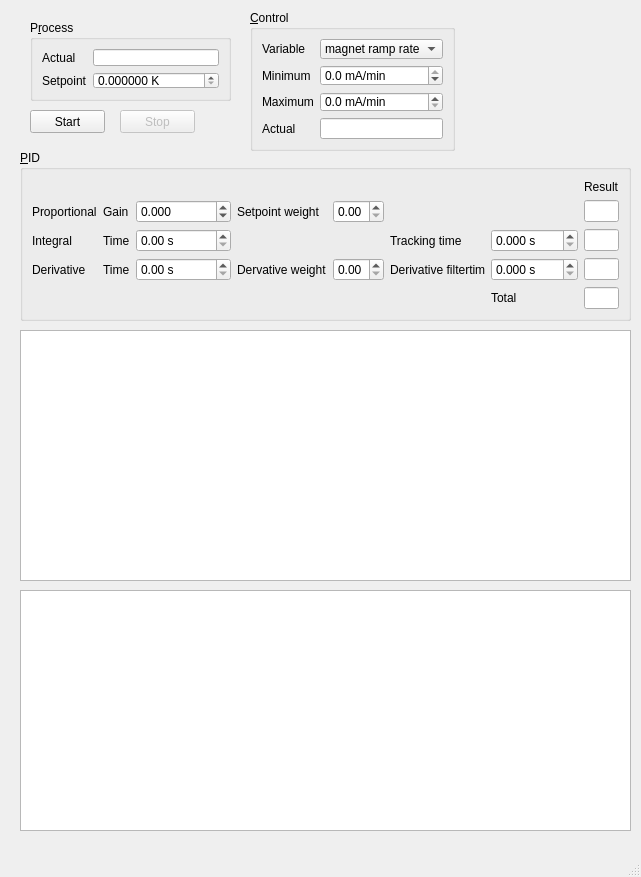
Before: the Qt Designer form AdrTemperatureControl2Ui.ui in AvirupRoy/research, drawn with Qt 5.
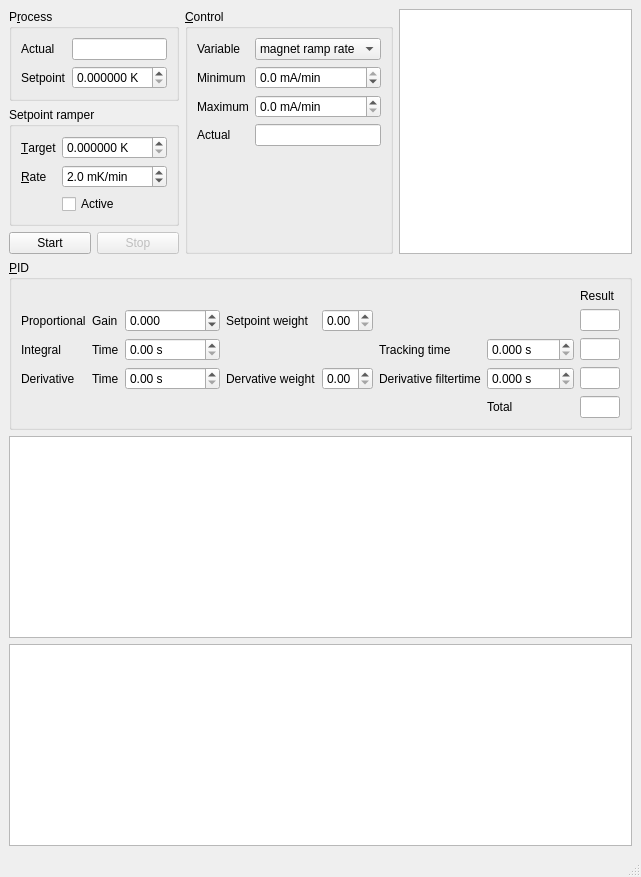
After: the same form once the commit is applied. Custom widgets are drawn as their Qt base class.

Commit message: AdrTemperatureControlPid now has a ZmqRequestReply interface

Patch:
```diff
--- a/AdrTemperatureControl2Ui.ui
+++ b/AdrTemperatureControl2Ui.ui
@@ -14,15 +14,301 @@
    <string>ADR Temperature Control</string>
   </property>
   <widget class="QWidget" name="centralwidget">
+   <layout class="QHBoxLayout" name="horizontalLayout_6">
+    <item>
+     <layout class="QVBoxLayout" name="verticalLayout_2">
+      <item>
+       <layout class="QHBoxLayout" name="horizontalLayout_5">
+        <item>
+         <layout class="QVBoxLayout" name="verticalLayout">
+          <item>
+           <widget class="QGroupBox" name="groupBox_2">
+            <property name="title">
+             <string>P&amp;rocess</string>
+            </property>
+            <layout class="QHBoxLayout" name="horizontalLayout">
+             <item>
+              <layout class="QFormLayout" name="formLayout">
+               <item row="0" column="0">
+                <widget class="QLabel" name="label_2">
+                 <property name="text">
+                  <string>Actual</string>
+                 </property>
+                </widget>
+               </item>
+               <item row="0" column="1">
+                <widget class="TemperatureIndicator" name="pvIndicator"/>
+               </item>
+               <item row="1" column="0">
+                <widget class="QLabel" name="label">
+                 <property name="text">
+                  <string>Setpoint</string>
+                 </property>
+                 <property name="buddy">
+                  <cstring>setpointSb</cstring>
+                 </property>
+                </widget>
+               </item>
+               <item row="1" column="1">
+                <widget class="QDoubleSpinBox" name="setpointSb">
+                 <property name="accelerated">
+                  <bool>true</bool>
+                 </property>
+                 <property name="keyboardTracking">
+                  <bool>false</bool>
+                 </property>
+                 <property name="suffix">
+                  <string> K</string>
+                 </property>
+                 <property name="decimals">
+                  <number>6</number>
+                 </property>
+                 <property name="maximum">
+                  <double>10.000000000000000</double>
+                 </property>
+                 <property name="singleStep">
+                  <double>0.000001000000000</double>
+                 </property>
+                 <property name="value">
+                  <double>0.000000000000000</double>
+                 </property>
+                </widget>
+               </item>
+              </layout>
+             </item>
+            </layout>
+           </widget>
+          </item>
+          <item>
+           <widget class="QGroupBox" name="groupBox_4">
+            <property name="title">
+             <string>Setpoint ramper</string>
+            </property>
+            <layout class="QVBoxLayout" name="verticalLayout_3">
+             <item>
+              <layout class="QFormLayout" name="formLayout_3">
+               <item row="0" column="0">
+                <widget class="QLabel" name="label_10">
+                 <property name="text">
+                  <string>&amp;Target</string>
+                 </property>
+                 <property name="buddy">
+                  <cstring>rampTargetSb</cstring>
+                 </property>
+                </widget>
+               </item>
+               <item row="0" column="1">
+                <widget class="QDoubleSpinBox" name="rampTargetSb">
+                 <property name="accelerated">
+                  <bool>true</bool>
+                 </property>
+                 <property name="keyboardTracking">
+                  <bool>false</bool>
+                 </property>
+                 <property name="suffix">
+                  <string> K</string>
+                 </property>
+                 <property name="decimals">
+                  <number>6</number>
+                 </property>
+                 <property name="maximum">
+                  <double>10.000000000000000</double>
+                 </property>
+                 <property name="singleStep">
+                  <double>0.000001000000000</double>
+                 </property>
+                 <property name="value">
+                  <double>0.000000000000000</double>
+                 </property>
+                </widget>
+               </item>
+               <item row="1" column="0">
+                <widget class="QLabel" name="label_20">
+                 <property name="text">
+                  <string>&amp;Rate</string>
+                 </property>
+                 <property name="buddy">
+                  <cstring>rampRateSb</cstring>
+                 </property>
+                </widget>
+               </item>
+               <item row="1" column="1">
+                <widget class="QDoubleSpinBox" name="rampRateSb">
+                 <property name="accelerated">
+                  <bool>true</bool>
+                 </property>
+                 <property name="keyboardTracking">
+                  <bool>false</bool>
+                 </property>
+                 <property name="suffix">
+                  <string> mK/min</string>
+                 </property>
+                 <property name="decimals">
+                  <number>1</number>
+                 </property>
+                 <property name="minimum">
+                  <double>-500.000000000000000</double>
+                 </property>
+                 <property name="maximum">
+                  <double>500.000000000000000</double>
+                 </property>
+                 <property name="singleStep">
+                  <double>0.100000000000000</double>
+                 </property>
+                 <property name="value">
+                  <double>2.000000000000000</double>
+                 </property>
+                </widget>
+               </item>
+               <item row="2" column="1">
+                <widget class="QCheckBox" name="rampEnableCb">
+                 <property name="text">
+                  <string>Active</string>
+                 </property>
+                </widget>
+               </item>
+              </layout>
+             </item>
+            </layout>
+           </widget>
+          </item>
+          <item>
+           <layout class="QHBoxLayout" name="horizontalLayout_4">
+            <item>
+             <widget class="QPushButton" name="startPb">
+              <property name="text">
+               <string>Start</string>
+              </property>
+             </widget>
+            </item>
+            <item>
+             <widget class="QPushButton" name="stopPb">
+              <property name="enabled">
+               <bool>false</bool>
+              </property>
+              <property name="text">
+               <string>Stop</string>
+              </property>
+             </widget>
+            </item>
+           </layout>
+          </item>
+         </layout>
+        </item>
+        <item>
+         <widget class="QGroupBox" name="groupBox_3">
+          <property name="title">
+           <string>&amp;Control</string>
+          </property>
+          <layout class="QHBoxLayout" name="horizontalLayout_2">
+           <item>
+            <layout class="QFormLayout" name="formLayout_2">
+             <property name="fieldGrowthPolicy">
+              <enum>QFormLayout::AllNonFixedFieldsGrow</enum>
+             </property>
+             <item row="0" column="0">
+              <widget class="QLabel" name="label_7">
+               <property name="text">
+                <string>Variable</string>
+               </property>
+              </widget>
+             </item>
+             <item row="0" column="1">
+              <widget class="QComboBox" name="controlVariableCombo">
+               <item>
+                <property name="text">
+                 <string>magnet ramp rate</string>
+                </property>
+               </item>
+              </widget>
+             </item>
+             <item row="1" column="0">
+              <widget class="QLabel" name="label_6">
+               <property name="text">
+                <string>Minimum</string>
+               </property>
+              </widget>
+             </item>
+             <item row="1" column="1">
+              <widget class="QDoubleSpinBox" name="controlMinSb">
+               <property name="accelerated">
+                <bool>true</bool>
+               </property>
+               <property name="keyboardTracking">
+                <bool>false</bool>
+               </property>
+               <property name="suffix">
+                <string> mA/min</string>
+               </property>
+               <property name="decimals">
+                <number>1</number>
+               </property>
+               <property name="minimum">
+                <double>-500.000000000000000</double>
+               </property>
+               <property name="maximum">
+                <double>0.000000000000000</double>
+               </property>
+               <property name="singleStep">
+                <double>0.100000000000000</double>
+               </property>
+              </widget>
+             </item>
+             <item row="2" column="0">
+              <widget class="QLabel" name="label_8">
+               <property name="text">
+                <string>Maximum</string>
+               </property>
+              </widget>
+             </item>
+             <item row="2" column="1">
+              <widget class="QDoubleSpinBox" name="controlMaxSb">
+               <property name="accelerated">
+                <bool>false</bool>
+               </property>
+               <property name="keyboardTracking">
+                <bool>false</bool>
+               </property>
+               <property name="suffix">
+                <string> mA/min</string>
+               </property>
+               <property name="decimals">
+                <number>1</number>
+               </property>
+               <property name="maximum">
+                <double>500.000000000000000</double>
+               </property>
+               <property name="singleStep">
+                <double>0.100000000000000</double>
+               </property>
+              </widget>
+             </item>
+             <item row="3" column="0">
+              <widget class="QLabel" name="label_9">
+               <property name="text">
+                <string>Actual</string>
+               </property>
+              </widget>
+             </item>
+             <item row="3" column="1">
+              <widget class="FloatIndicator" name="controlIndicator"/>
+             </item>
+            </layout>
+           </item>
+          </layout>
+         </widget>
+        </item>
+        <item>
+         <widget class="QTextEdit" name="errorTextEdit">
+          <property name="readOnly">
+           <bool>true</bool>
+          </property>
+         </widget>
+        </item>
+       </layout>
+      </item>
+      <item>
    <widget class="QGroupBox" name="groupBox">
-    <property name="geometry">
-     <rect>
-      <x>20</x>
-      <y>150</y>
-      <width>611</width>
-      <height>171</height>
-     </rect>
-    </property>
     <property name="title">
      <string>&amp;PID</string>
     </property>
@@ -260,228 +546,16 @@
      </item>
     </layout>
    </widget>
-   <widget class="PlotWidget" name="pidPlot">
-    <property name="geometry">
-     <rect>
-      <x>20</x>
-      <y>330</y>
-      <width>611</width>
-      <height>251</height>
-     </rect>
-    </property>
-   </widget>
-   <widget class="PlotWidget" name="pvPlot">
-    <property name="geometry">
-     <rect>
-      <x>20</x>
-      <y>590</y>
-      <width>611</width>
-      <height>241</height>
-     </rect>
-    </property>
-   </widget>
-   <widget class="QPushButton" name="startPb">
-    <property name="geometry">
-     <rect>
-      <x>30</x>
-      <y>110</y>
-      <width>75</width>
-      <height>23</height>
-     </rect>
-    </property>
-    <property name="text">
-     <string>Start</string>
-    </property>
-   </widget>
-   <widget class="QPushButton" name="stopPb">
-    <property name="enabled">
-     <bool>false</bool>
-    </property>
-    <property name="geometry">
-     <rect>
-      <x>120</x>
-      <y>110</y>
-      <width>75</width>
-      <height>23</height>
-     </rect>
-    </property>
-    <property name="text">
-     <string>Stop</string>
-    </property>
-   </widget>
-   <widget class="QGroupBox" name="groupBox_2">
-    <property name="geometry">
-     <rect>
-      <x>30</x>
-      <y>20</y>
-      <width>201</width>
-      <height>81</height>
-     </rect>
-    </property>
-    <property name="title">
-     <string>P&amp;rocess</string>
-    </property>
-    <layout class="QHBoxLayout" name="horizontalLayout">
-     <item>
-      <layout class="QFormLayout" name="formLayout">
-       <item row="0" column="0">
-        <widget class="QLabel" name="label_2">
-         <property name="text">
-          <string>Actual</string>
-         </property>
-        </widget>
-       </item>
-       <item row="0" column="1">
-        <widget class="TemperatureIndicator" name="pvIndicator"/>
-       </item>
-       <item row="1" column="0">
-        <widget class="QLabel" name="label">
-         <property name="text">
-          <string>Setpoint</string>
-         </property>
-         <property name="buddy">
-          <cstring>setpointSb</cstring>
-         </property>
-        </widget>
-       </item>
-       <item row="1" column="1">
-        <widget class="QDoubleSpinBox" name="setpointSb">
-         <property name="accelerated">
-          <bool>true</bool>
-         </property>
-         <property name="keyboardTracking">
-          <bool>false</bool>
-         </property>
-         <property name="suffix">
-          <string> K</string>
-         </property>
-         <property name="decimals">
-          <number>6</number>
-         </property>
-         <property name="maximum">
-          <double>10.000000000000000</double>
-         </property>
-         <property name="singleStep">
-          <double>0.000001000000000</double>
-         </property>
-         <property name="value">
-          <double>0.000000000000000</double>
-         </property>
-        </widget>
-       </item>
-      </layout>
-     </item>
-    </layout>
-   </widget>
-   <widget class="QGroupBox" name="groupBox_3">
-    <property name="geometry">
-     <rect>
-      <x>250</x>
-      <y>10</y>
-      <width>205</width>
-      <height>141</height>
-     </rect>
-    </property>
-    <property name="title">
-     <string>&amp;Control</string>
-    </property>
-    <layout class="QHBoxLayout" name="horizontalLayout_2">
+      </item>
      <item>
-      <layout class="QFormLayout" name="formLayout_2">
-       <property name="fieldGrowthPolicy">
-        <enum>QFormLayout::AllNonFixedFieldsGrow</enum>
-       </property>
-       <item row="0" column="0">
-        <widget class="QLabel" name="label_7">
-         <property name="text">
-          <string>Variable</string>
-         </property>
-        </widget>
-       </item>
-       <item row="0" column="1">
-        <widget class="QComboBox" name="controlVariableCombo">
+       <widget class="PlotWidget" name="pidPlot"/>
+      </item>
          <item>
-          <property name="text">
-           <string>magnet ramp rate</string>
-          </property>
-         </item>
-        </widget>
-       </item>
-       <item row="1" column="0">
-        <widget class="QLabel" name="label_6">
-         <property name="text">
-          <string>Minimum</string>
-         </property>
-        </widget>
-       </item>
-       <item row="1" column="1">
-        <widget class="QDoubleSpinBox" name="controlMinSb">
-         <property name="accelerated">
-          <bool>true</bool>
-         </property>
-         <property name="keyboardTracking">
-          <bool>false</bool>
-         </property>
-         <property name="suffix">
-          <string> mA/min</string>
-         </property>
-         <property name="decimals">
-          <number>1</number>
-         </property>
-         <property name="minimum">
-          <double>-100.000000000000000</double>
-         </property>
-         <property name="maximum">
-          <double>0.000000000000000</double>
-         </property>
-         <property name="singleStep">
-          <double>0.100000000000000</double>
-         </property>
-        </widget>
-       </item>
-       <item row="2" column="0">
-        <widget class="QLabel" name="label_8">
-         <property name="text">
-          <string>Maximum</string>
-         </property>
-        </widget>
-       </item>
-       <item row="2" column="1">
-        <widget class="QDoubleSpinBox" name="controlMaxSb">
-         <property name="accelerated">
-          <bool>false</bool>
-         </property>
-         <property name="keyboardTracking">
-          <bool>false</bool>
-         </property>
-         <property name="suffix">
-          <string> mA/min</string>
-         </property>
-         <property name="decimals">
-          <number>1</number>
-         </property>
-         <property name="maximum">
-          <double>100.000000000000000</double>
-         </property>
-         <property name="singleStep">
-          <double>0.100000000000000</double>
-         </property>
-        </widget>
-       </item>
-       <item row="3" column="0">
-        <widget class="QLabel" name="label_9">
-         <property name="text">
-          <string>Actual</string>
-         </property>
-        </widget>
-       </item>
-       <item row="3" column="1">
-        <widget class="FloatIndicator" name="controlIndicator"/>
-       </item>
+       <widget class="PlotWidget" name="pvPlot"/>
+      </item>
       </layout>
      </item>
     </layout>
-   </widget>
   </widget>
   <widget class="QMenuBar" name="menubar">
    <property name="geometry">
```
Left out of the diff: 6 changed lines with no effect on the pictures. Lines whose indentation alone changed are shown as unchanged. The commit also changes 1 other file.
